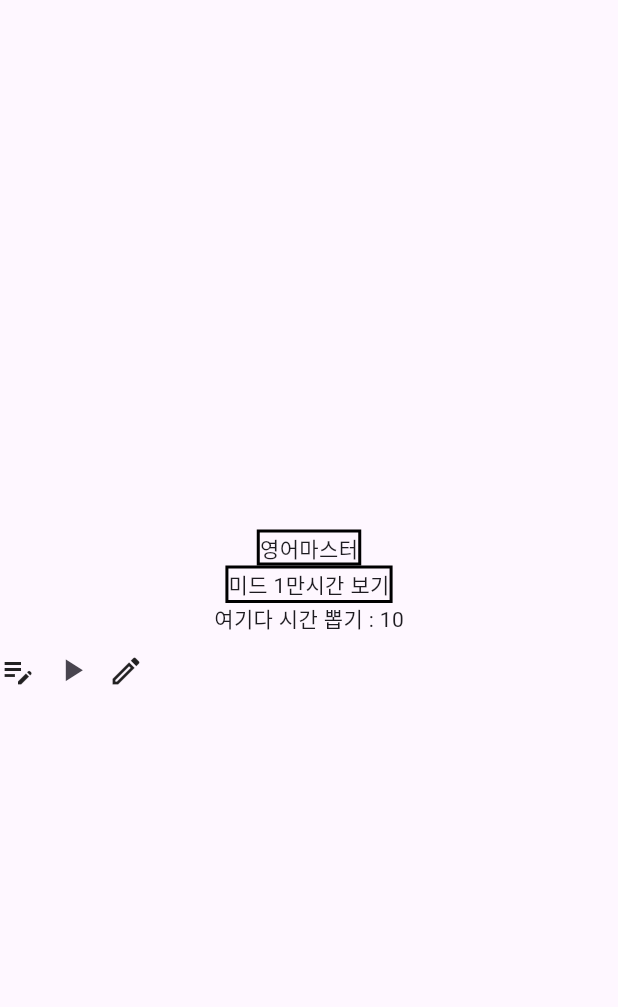
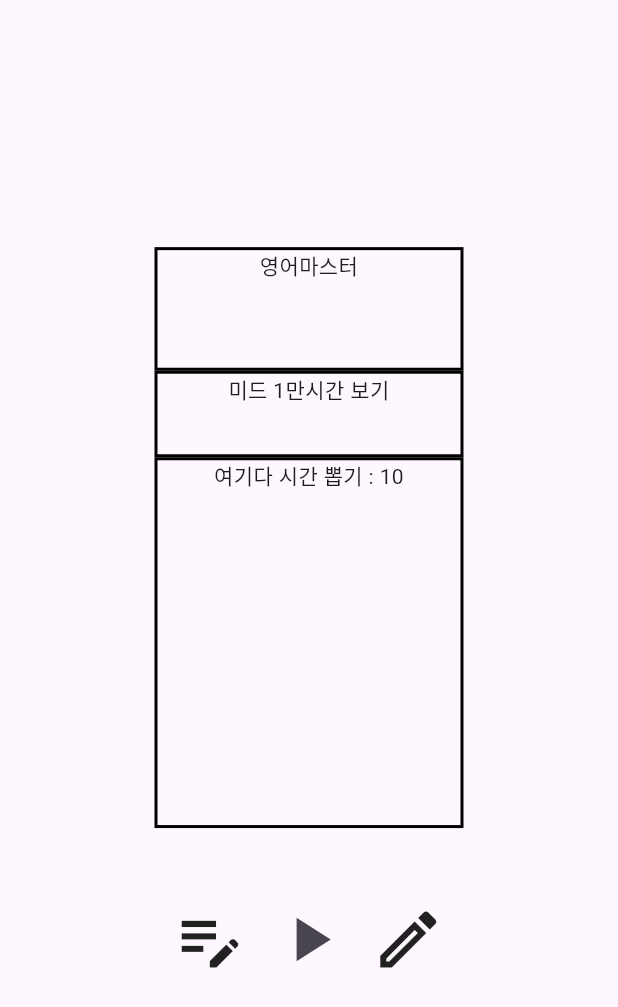
Before and after one commit to springstudy9092/tenthousand_hour_rule_flutter, a Flutter app: the GoalDetail screen opened directly, on a phone screen of 412 x 824 dp. Shown: the top 1007 px of the screen. Run offline on Flutter 3.47's test engine with Material 3 defaults, Android fonts, the phone set to English and light mode, and no system bars.

Commit message:
fix : change size by MediaQuery & add kakao login

```diff
--- a/lib/goal_datail/goal_detail_main.dart
+++ b/lib/goal_datail/goal_detail_main.dart
@@ -22,6 +22,8 @@ class _GoalDetail extends State<GoalDetail> {
 
   @override
   Widget build(BuildContext context) {
+    final Size size = MediaQuery.of(context).size; // 추후 전역화
+
     return Scaffold(
       body: Column(
         mainAxisAlignment: MainAxisAlignment.center,
@@ -29,7 +31,9 @@ class _GoalDetail extends State<GoalDetail> {
         children: [
           //공통화 필요
           Container(
-            child: Text('영어마스터'),
+            child: Text('영어마스터', textAlign: TextAlign.center,),
+            width: size.width * 0.5,
+            height: size.height * 0.1,
             decoration: BoxDecoration(
                 border: Border.all(
                     width: 2,
@@ -38,7 +42,9 @@ class _GoalDetail extends State<GoalDetail> {
             ),
           ),
           Container(
-            child: Text('미드 1만시간 보기'),
+            child: Text('미드 1만시간 보기', textAlign: TextAlign.center,),
+            width: size.width * 0.5,
+            height: size.height * 0.07,
             decoration: BoxDecoration(
                 border: Border.all(
                     width: 2,
@@ -47,14 +53,26 @@ class _GoalDetail extends State<GoalDetail> {
             ),
           ),
           Container(
-            child: Text('여기다 시간 뽑기 : ' + totalSeconds.toString()),
+            child: Text('여기다 시간 뽑기 : ' + totalSeconds.toString(), textAlign: TextAlign.center,),
+            width: size.width * 0.5,
+            height: size.height * 0.3,
+            decoration: BoxDecoration(
+                border: Border.all(
+                    width: 2,
+                    color: Colors.black
+                )
+            ),
           ),
+          SizedBox(height: size.height * 0.05,),
           Row(
+            mainAxisAlignment: MainAxisAlignment.center,
             children: [
-              Icon(Icons.edit_note_outlined),
+              Icon(Icons.edit_note_outlined, size: 50),
+              SizedBox(width: size.width * 0.02,),
               //Icon(Icons.play_arrow, size: 25,),
-              IconButton(onPressed: isRunning ? onPausePressed : onStartPressed, icon: isRunning ? Icon(Icons.pause, size: 25,) : Icon(Icons.play_arrow, size: 25,)),
-              Icon(Icons.mode_edit_outlined),
+              IconButton(onPressed: isRunning ? onPausePressed : onStartPressed, icon: isRunning ? Icon(Icons.pause, size: 25,) : Icon(Icons.play_arrow, size: 50,)),
+              SizedBox(width: size.width * 0.02,),
+              Icon(Icons.mode_edit_outlined, size: 50),
             ],
           )
         ],
--- a/lib/login/splash.dart
+++ b/lib/login/splash.dart
@@ -13,10 +13,10 @@ class _SplashScreenState extends State<SplashScreen> {
   @override
   void initState() {
     super.initState();
-    Timer(Duration(seconds: 2), () {
+    Timer(Duration(seconds: 3), () {
       Navigator.pushReplacement(
         context,
-        MaterialPageRoute(builder: (context) => GoalDetail()), // 페이지 호출
+        MaterialPageRoute(builder: (context) => Login()), // 페이지 호출
       );
     });
   }
--- /dev/null
+++ b/lib/login/start_user.dart
@@ -0,0 +1,63 @@
+import 'dart:async';
+import 'package:flutter/material.dart';
+
+
+
+class GoalDetail extends StatefulWidget {
+  @override
+  _GoalDetail createState() => _GoalDetail();
+}
+
+class _GoalDetail extends State<GoalDetail> {
+  static const int tt = 10;
+  int totalSeconds = tt;
+  bool isRunning = false;
+
+  late Timer timer;
+
+  @override
+  void initState() {
+    super.initState();
+  }
+
+  @override
+  Widget build(BuildContext context) {
+    return Scaffold(
+      body: Column(
+        mainAxisAlignment: MainAxisAlignment.center,
+        crossAxisAlignment: CrossAxisAlignment.center,
+        children: [
+          //공통화 필요
+          Container(
+            child: Text('시작하기'),
+            decoration: BoxDecoration(
+                border: Border.all(
+                    width: 2,
+                    color: Colors.black
+                )
+            ),
+          ),
+          Container(
+            child: Column(
+              children: [
+                SizedBox(height: 22),
+                Text("사용자 이름"),
+                Text("인풀"),
+                SizedBox(height: 22),
+              ]
+            ),
+            width: 500,
+            height: 300,
+            decoration: BoxDecoration(
+                border: Border.all(
+                    width: 2,
+                    color: Colors.black
+                )
+            ),
+          ),
+          IconButton(onPressed: null, icon: Icon(Icons.check_box, weight: 15))
+        ],
+      ),
+    );
+  }
+}
--- a/lib/main.dart
+++ b/lib/main.dart
@@ -15,7 +15,7 @@ class MyApp extends StatelessWidget {
   @override
   Widget build(BuildContext context) {
     return MaterialApp(
-      home: SplashScreen(),
+        home: SplashScreen(),
     );
   }
 }
--- a/pubspec.yaml
+++ b/pubspec.yaml
@@ -60,8 +60,8 @@ flutter:
   uses-material-design: true
 
   # To add assets to your application, add an assets section, like this:
-  # assets:
-  #   - images/a_dot_burr.jpeg
+  assets:
+    - images/
   #   - images/a_dot_ham.jpeg
 
   # An image asset can refer to one or more resolution-specific "variants", see
```
Also changed, not shown: lib/login/login.dart (+12 -97 lines), images/kakao_login_large_wide.png (added), lib/common/global.dart (added).
